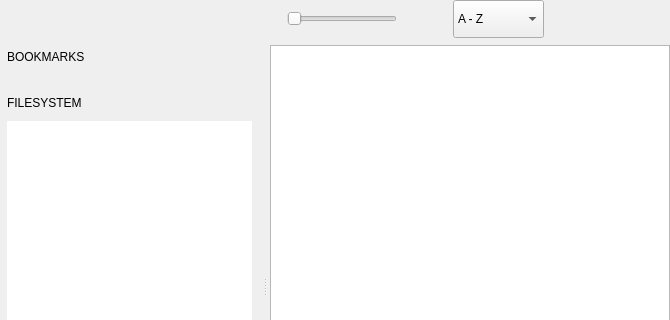
do-i/thumbgrid, file qimgv/gui/folderview/folderview.ui: the form before one commit; both pictures show x 0 to 670 and y 0 to 320 of the 670 by 534 pixel window.
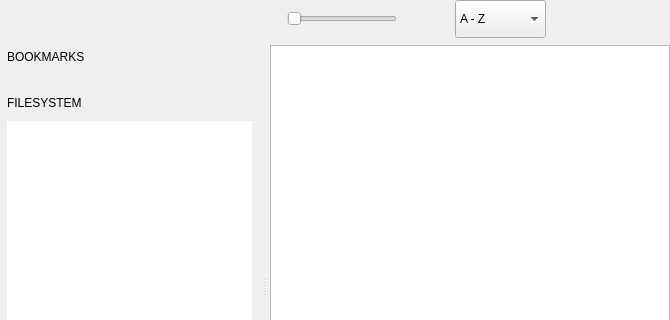
The form after the commit. Custom widgets are drawn as their Qt base class.

Commit message: fix color selector window titles; fix slider being off-center (?)

The edit to the form file:
```diff
--- a/qimgv/gui/folderview/folderview.ui
+++ b/qimgv/gui/folderview/folderview.ui
@@ -138,23 +138,6 @@
        </spacer>
       </item>
       <item>
-       <layout class="QHBoxLayout" name="horizontalLayout_4">
-        <property name="spacing">
-         <number>6</number>
-        </property>
-        <property name="leftMargin">
-         <number>6</number>
-        </property>
-        <property name="topMargin">
-         <number>0</number>
-        </property>
-        <property name="rightMargin">
-         <number>6</number>
-        </property>
-        <property name="bottomMargin">
-         <number>0</number>
-        </property>
-        <item>
          <widget class="QSlider" name="zoomSlider">
           <property name="sizePolicy">
            <sizepolicy hsizetype="Fixed" vsizetype="Fixed">
@@ -191,7 +174,21 @@
           </property>
          </widget>
         </item>
-       </layout>
+      <item>
+       <spacer name="horizontalSpacer_4">
+        <property name="orientation">
+         <enum>Qt::Horizontal</enum>
+        </property>
+        <property name="sizeType">
+         <enum>QSizePolicy::Fixed</enum>
+        </property>
+        <property name="sizeHint" stdset="0">
+         <size>
+          <width>10</width>
+          <height>20</height>
+         </size>
+        </property>
+       </spacer>
       </item>
       <item>
        <widget class="ActionButton" name="showLabelsButton" native="true">
@@ -222,7 +219,7 @@
         </property>
         <property name="sizeHint" stdset="0">
          <size>
-          <width>12</width>
+          <width>10</width>
           <height>20</height>
          </size>
         </property>
@@ -287,7 +284,7 @@
         </property>
         <property name="sizeHint" stdset="0">
          <size>
-          <width>12</width>
+          <width>10</width>
           <height>20</height>
          </size>
         </property>
```
Lines whose indentation alone changed are shown as unchanged. The commit also changes 2 other files.
